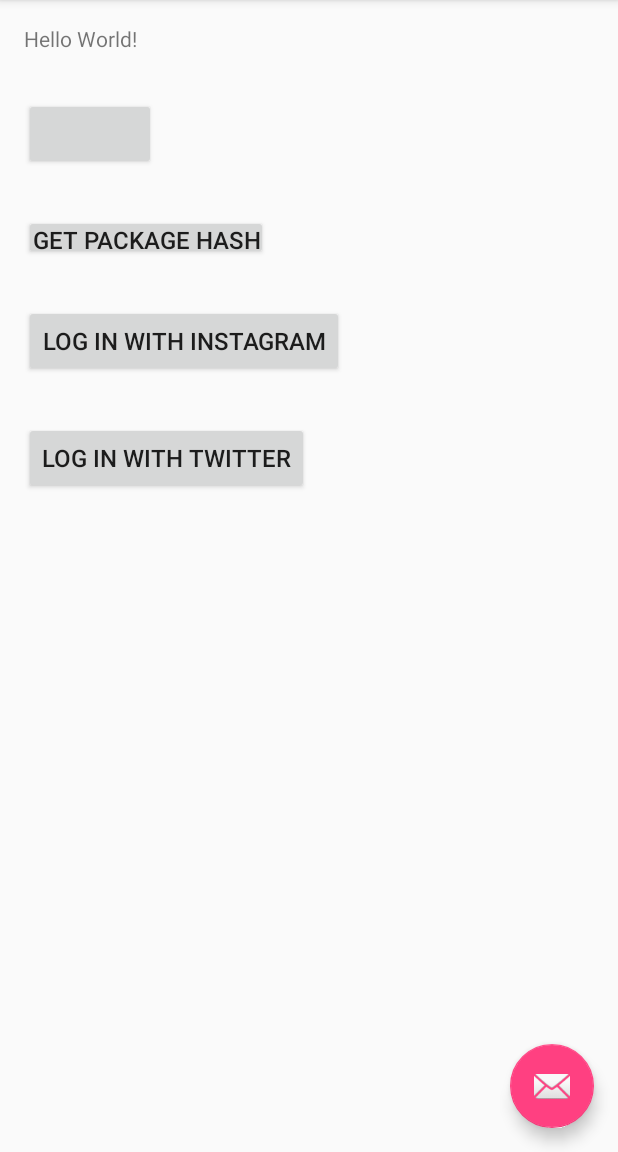
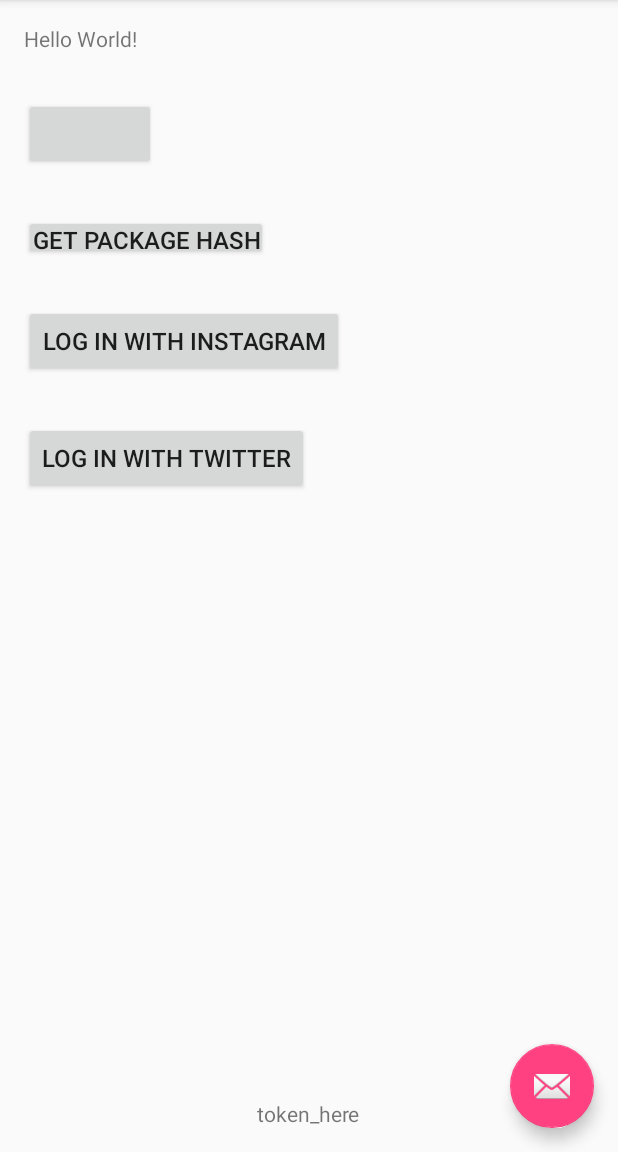
Before and after one commit to adouggy/OAuthDemo, an Android app: the screen it shows after launch (MainActivity), after a tap on "LOG IN WITH TWITTER", on a phone screen of 412 x 824 dp, the part 84-1236 px from its top. Run offline under Robolectric (Android 15) with nearby library versions, the phone set to English and light mode, and no system bars; our stand-ins replace Volley; libraries missing offline, so code that uses them is left out: com.facebook, com.facebook.appevents, com.facebook.login, twitter4j.auth; plain views replace LoginButton; 8 statements that could not run were skipped.

```diff
--- a/app/src/main/java/com/github/adouggy/android/oauth/util/ConstantValues.java
+++ b/app/src/main/java/com/github/adouggy/android/oauth/util/ConstantValues.java
@@ -8,6 +8,16 @@ package com.github.adouggy.android.oauth.util;
  * To change this template use File | Settings | File Templates.
  */
 public class ConstantValues {
+//    public static final String API_URL = "http://115.28.235.57";
+//    public static final String API_URL = "http://192.168.13.110:28080/boom";
+    public static final String API_URL = "http://api.boom.weeeye.com";
+
+
+    public static final String INSTAGRAM_URL = "https://api.instagram.com/oauth/authorize";
+    public static final String INSTAGRAM_CALLBACK = API_URL + "/oauth/callback?type=instagram";
+    public static final String INSTAGRAM_CLIENT_ID = "c3d4805f1d654f518412653adf37f3c1";
+    public static final String INSTAGRAM_OAUTH_URL = INSTAGRAM_URL + "?redirect_uri=" + INSTAGRAM_CALLBACK + "&response_type=code&client_id=" + INSTAGRAM_CLIENT_ID + "&scope=basic";
+
     public static String TWITTER_CONSUMER_KEY = "YFrgOubzZhK8jrsU1XGNeF4Ex";
     public static String TWITTER_CONSUMER_SECRET = "tbAf2Rnu8x390ZmHKOYBpW46rPKTgfc7g7VzUreylWjaRUjFX9";
     public static String TWITTER_CALLBACK_URL = "oauth://com.hintdesk.Twitter_oAuth";
--- a/app/src/main/res/layout/activity_main.xml
+++ b/app/src/main/res/layout/activity_main.xml
@@ -32,4 +32,6 @@
         android:src="@android:drawable/ic_dialog_email" />
 
 
+
+
 </android.support.design.widget.CoordinatorLayout>
--- a/app/src/main/res/layout/content_main.xml
+++ b/app/src/main/res/layout/content_main.xml
@@ -56,4 +56,12 @@
         android:textSize="16sp"
         android:layout_marginTop="30dp"/>
 
+    <TextView
+        android:id="@+id/tv_token"
+        android:layout_width="wrap_content"
+        android:layout_height="wrap_content"
+        android:layout_centerHorizontal="true"
+        android:layout_alignParentBottom="true"
+        android:text="token_here"/>
+
 </RelativeLayout>
--- a/app/src/main/res/values/strings.xml
+++ b/app/src/main/res/values/strings.xml
@@ -1,5 +1,5 @@
 <resources>
     <string name="app_name">OAuthTest</string>
     <string name="action_settings">Settings</string>
-    <string name="fb_app_id">1053621924689327</string>
+    <string name="fb_app_id">563460877144675</string>
 </resources>
```
Also changed, not shown: app/build.gradle (+10 -0 lines), app/src/main/java/com/github/adouggy/android/oauth/activity/MainActivity.java (+68 -21 lines), app/src/main/java/com/github/adouggy/android/oauth/util/OAuthType.java (added, +11 -0 lines), app/src/main/java/com/github/adouggy/android/oauth/util/SimpleJsonUtil.java (added, +27 -0 lines), 1 other file.
